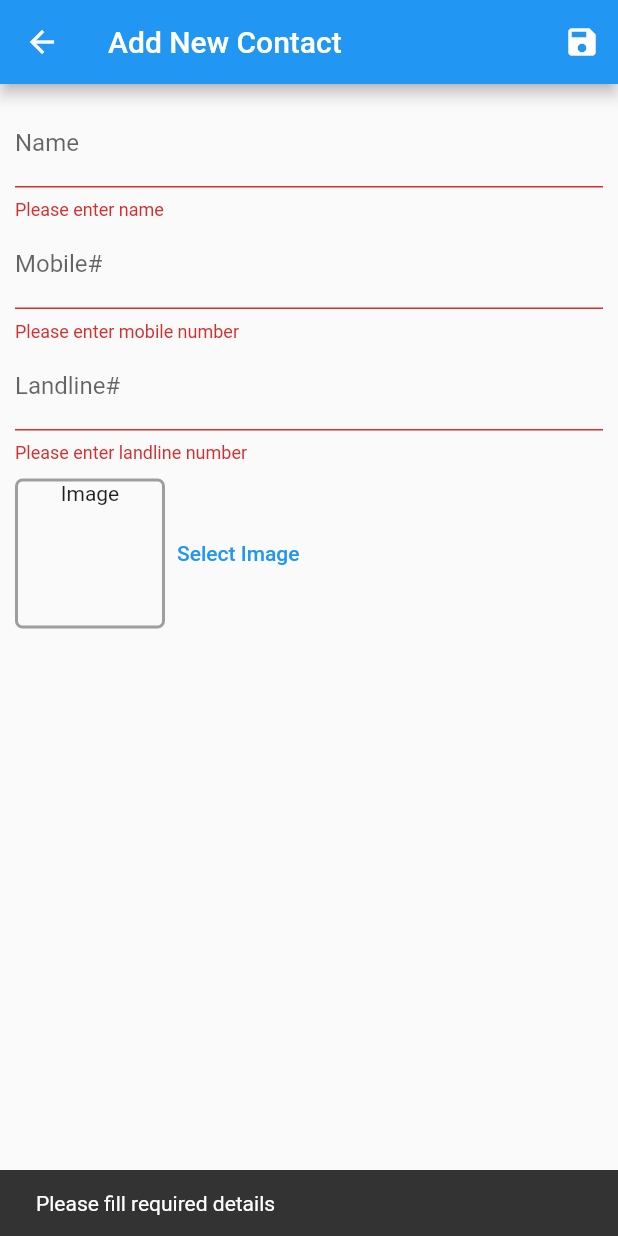
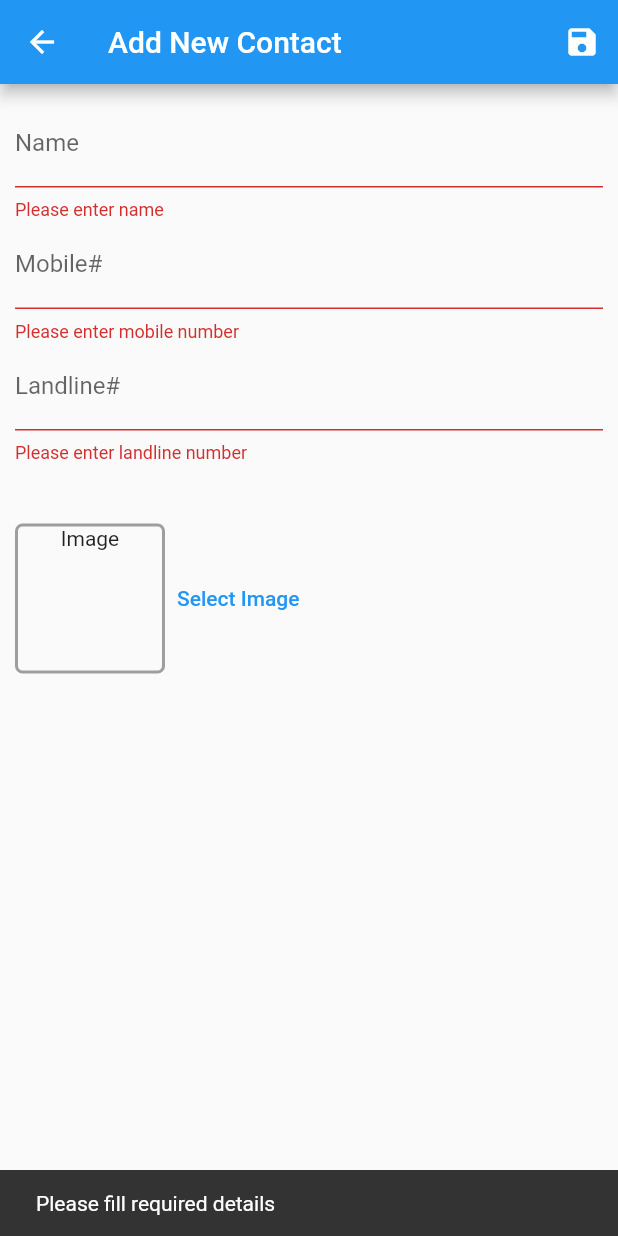
Before and after one commit to salman6242776/contacts_app_bloc, a Flutter app: the AddEditContactScreen screen opened by its route, after a tap on the "save" icon, on a phone screen of 412 x 824 dp. Run offline on Flutter 3.47's test engine with Material 2 defaults, Android fonts, the phone set to English and light mode, and no system bars; our stand-ins replace bloc, equatable, flutter_bloc, image_picker, sqflite; accounts and stored records are empty.

Commit message:
select image functionality done and validation added

```diff
--- a/lib/application/screens/add_or_edit_contact/screen/add_edit_contact_screen.dart
+++ b/lib/application/screens/add_or_edit_contact/screen/add_edit_contact_screen.dart
@@ -29,6 +29,7 @@ class AddEditContactScreen extends StatelessWidget {
   String get _getAppBarTitle => isEdit ? "Edit Contact" : "Add New Contact";
 
   void onSaveClickListener(BuildContext context) {
+    ScaffoldMessenger.of(context).hideCurrentSnackBar();
     final isValid = _form.currentState?.validate();
     if (isValid == true) {
       if (selectAndPreviewImage.selectedImagePath != null) {
--- a/lib/application/screens/add_or_edit_contact/widgets/select_and_preview_image.dart
+++ b/lib/application/screens/add_or_edit_contact/widgets/select_and_preview_image.dart
@@ -25,7 +25,7 @@ class _SelectAndPreviewImageState extends State<SelectAndPreviewImage> {
   @override
   Widget build(BuildContext context) {
     return Container(
-      margin: const EdgeInsets.only(top: 10),
+      margin: const EdgeInsets.only(top: 40),
       child: Row(
         children: [
           Container(
```
